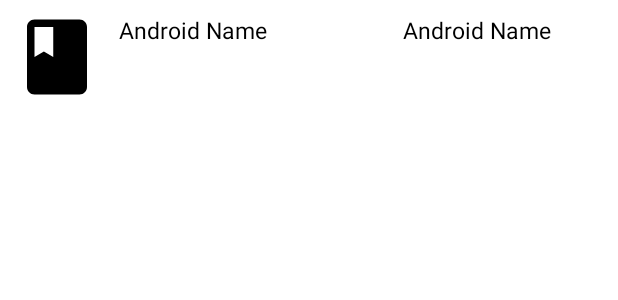
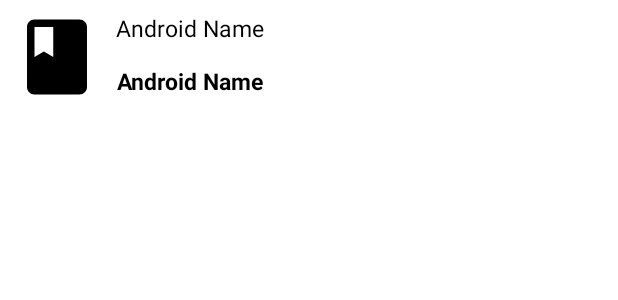
Before and after one commit to Hannah-Ashna/The-Library-App, an Android app: the layout single_loan_item.xml on its own in the app's theme, with its tools: preview values and no code run, on a phone screen of 412 x 824 dp. Shown: the top 300 px of the screen. Run offline under Robolectric (Android 15) with nearby library versions, the phone set to English and light mode, and no system bars.

Commit message:
Fixing the backpack UI

```diff
--- a/app/src/main/java/com/example/libraryapp/ui/backpack/BackpackListAdapter.java
+++ b/app/src/main/java/com/example/libraryapp/ui/backpack/BackpackListAdapter.java
@@ -65,17 +65,19 @@ public class BackpackListAdapter extends BaseAdapter {
             result=convertView;
         }
 
-        viewHolder.txtTitle.setText(title.get(position) + " - " + author.get(position));
+        viewHolder.txtTitle.setText(title.get(position));
         viewHolder.txtDuration.setText("Due for Return: \n" + duration.get(position));
         viewHolder.icon.setImageResource(R.drawable.ic_loan_clock);
 
         // Display Icon based on Loan Duration Remaining
-        viewHolder.icon.setImageResource(R.drawable.ic_loan_clock);
-        /*if (duration.get(position) > 0){
+
+        Date currentDate = new Date();
+
+        if (currentDate.before(duration.get(position))){
             viewHolder.icon.setImageResource(R.drawable.ic_loan_clock);
         } else {
             viewHolder.icon.setImageResource(R.drawable.ic_loan_clock_due);
-        }*/
+        }
 
         return convertView;
     }
--- a/app/src/main/res/layout/single_loan_item.xml
+++ b/app/src/main/res/layout/single_loan_item.xml
@@ -12,32 +12,32 @@
 
     <TextView
         android:id="@+id/aLoanTitleTxt"
-        android:layout_width="180dp"
+        android:layout_width="match_parent"
         android:layout_height="wrap_content"
         android:layout_alignParentTop="true"
-        android:layout_marginStart="11dp"
-        android:layout_marginLeft="11dp"
-        android:layout_marginTop="1dp"
+        android:layout_marginStart="9dp"
+        android:layout_marginLeft="9dp"
+        android:layout_marginBottom="10dp"
         android:layout_toEndOf="@+id/appIconIV"
         android:layout_toRightOf="@+id/appIconIV"
-        android:maxLines="10"
         android:text="Android Name"
         android:textColor="@color/black"
         android:textSize="15sp" />
 
     <TextView
         android:id="@+id/aLoanDurationTxt"
-        android:layout_width="130dp"
+        android:layout_width="323dp"
         android:layout_height="wrap_content"
-        android:layout_alignParentTop="true"
-        android:layout_marginStart="9dp"
-        android:layout_marginLeft="204dp"
-        android:layout_marginTop="1dp"
-        android:layout_toEndOf="@+id/aLoanTitleTxt"
+        android:layout_below="@+id/aLoanTitleTxt"
+        android:layout_marginStart="10dp"
+        android:layout_marginLeft="11dp"
+        android:layout_marginTop="4dp"
+        android:layout_toEndOf="@+id/appIconIV"
         android:layout_toRightOf="@+id/appIconIV"
         android:maxLines="10"
         android:text="Android Name"
         android:textColor="@color/black"
-        android:textSize="15sp" />
+        android:textSize="15sp"
+        android:textStyle="bold" />
 
 </RelativeLayout>
```
Also changed, not shown: app/src/main/java/com/example/libraryapp/ui/home/NFCActivity.java (line endings or trailing spaces).
